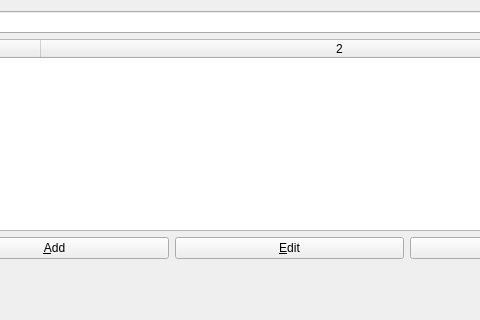
The window that mapEditor/src/editConversationScenarioForm.ui (jeremydumais/TheWarrior) describes before a commit, drawn with Qt 5; both pictures show x 119 to 599 and y 0 to 320 of the 769 by 477 pixel window.
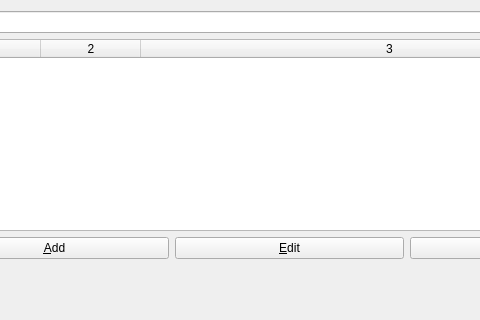
The same window after the commit. Icons and pictures are not drawn.

Commit message: feat: Hide the standard transition in choice form and add a new Transition column in the conversation scenario's form

```diff
--- a/mapEditor/src/editConversationScenarioForm.ui
+++ b/mapEditor/src/editConversationScenarioForm.ui
@@ -69,7 +69,7 @@
           <enum>QAbstractItemView::SelectRows</enum>
          </property>
          <property name="columnCount">
-          <number>2</number>
+          <number>3</number>
          </property>
          <attribute name="horizontalHeaderStretchLastSection">
           <bool>true</bool>
@@ -79,6 +79,7 @@
          </attribute>
          <column/>
          <column/>
+         <column/>
         </widget>
        </item>
        <item>
```
The commit also changes 5 other files.
